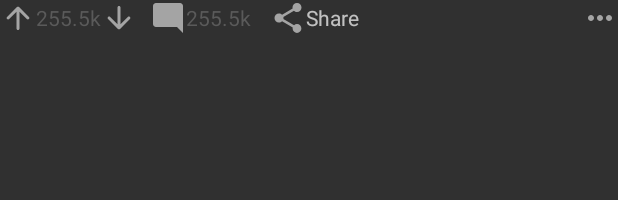
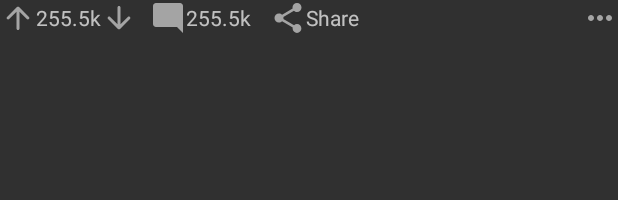
Before and after one commit to gusandrianos/fox-for-reddit, an Android app: the layout post_footer.xml on its own in the app's theme, with its tools: preview values and no code run, on a phone screen of 412 x 824 dp. Shown: the top 200 px of the screen. Run offline under Robolectric (Android 15) with nearby library versions, the phone set to English and light mode, and no system bars; network calls fail.

Commit message:
Remove stubbed colors from postFooter

```diff
--- a/app/src/main/res/layout/post_footer.xml
+++ b/app/src/main/res/layout/post_footer.xml
@@ -27,8 +27,7 @@
             android:layout_width="wrap_content"
             android:layout_height="match_parent"
             android:gravity="center_vertical"
-            android:text="255.5k"
-            android:textColor="#FF5A5A5A" />
+            android:text="255.5k"/>
 
         <ImageButton
             android:id="@+id/imgbtn_post_vote_down"
@@ -45,7 +44,6 @@
         android:background="?attr/selectableItemBackgroundBorderless"
         android:gravity="center_vertical"
         android:text="255.5k"
-        android:textColor="#FF5A5A5A"
         app:drawableStartCompat="@drawable/ic_round_mode_comment_24"
         app:layout_constraintBottom_toBottomOf="parent"
         app:layout_constraintEnd_toStartOf="@id/guideline2"
```
